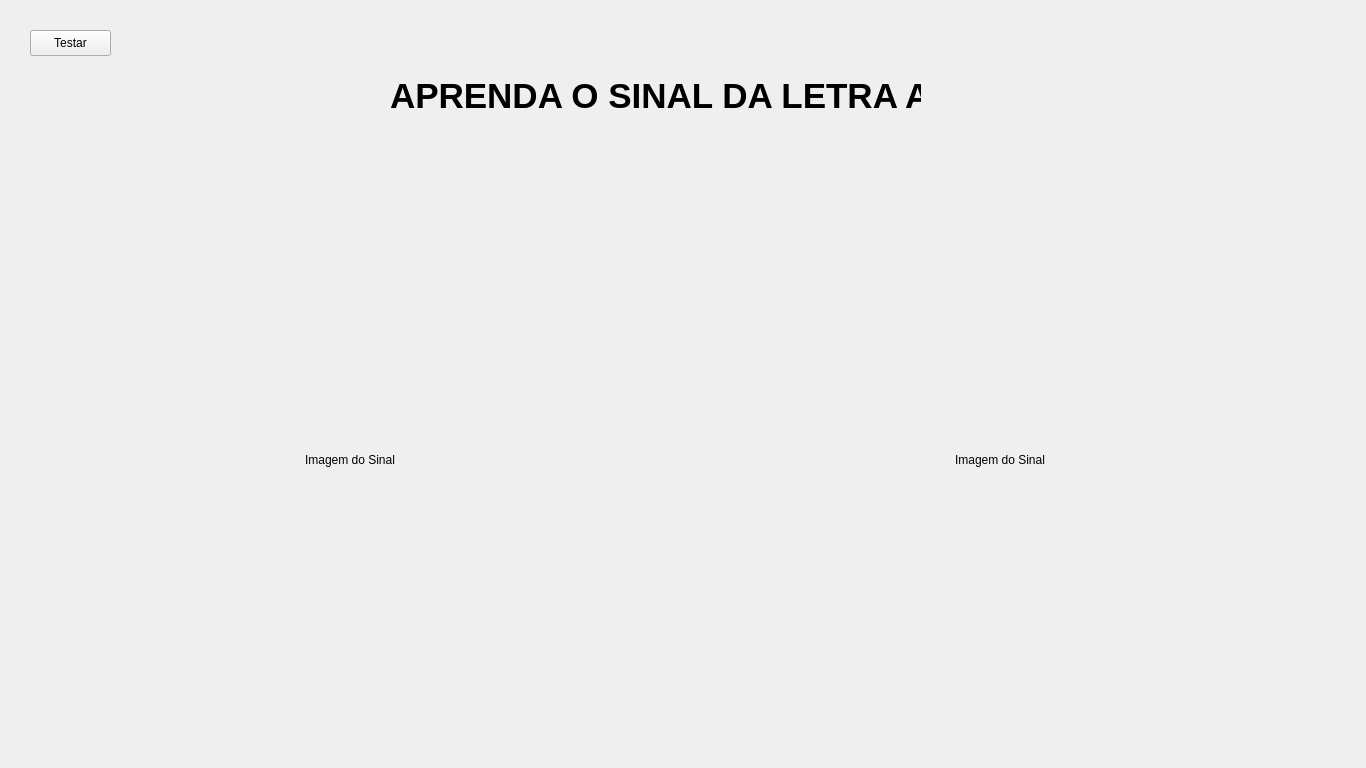
Qt form untitled.ui (alfatronictec/alfalibras) before a commit.
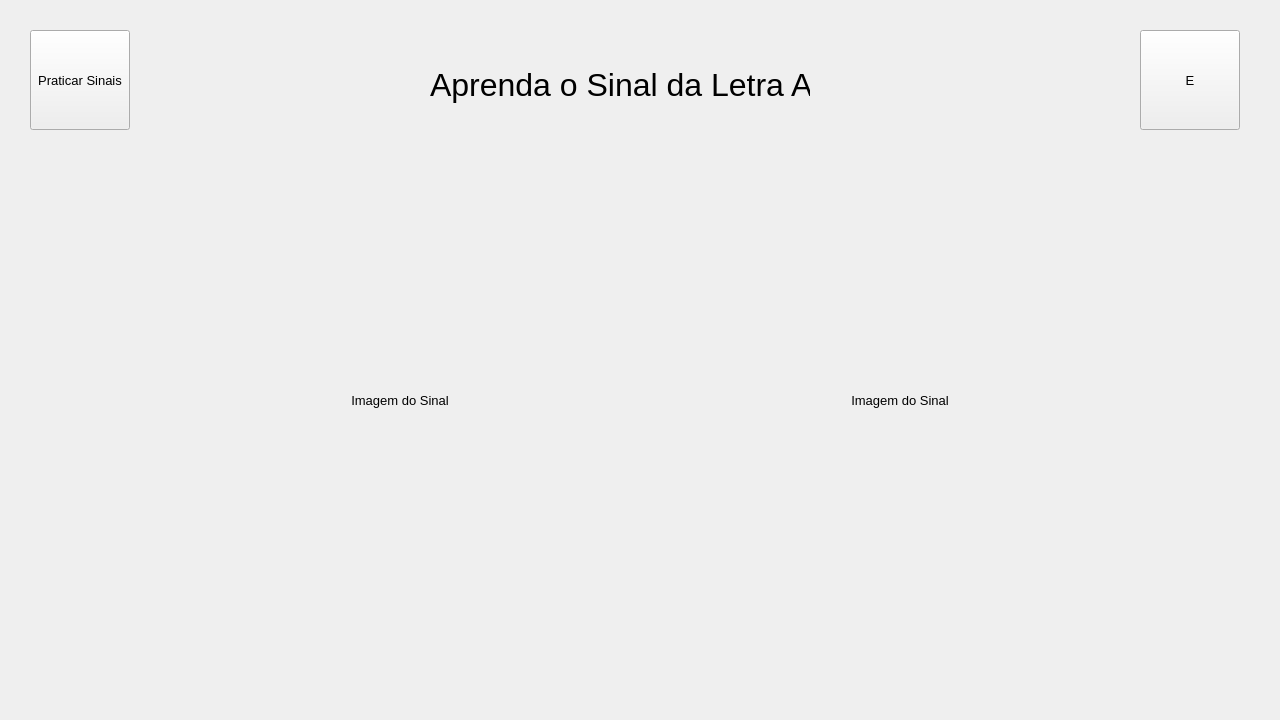
The same form after that commit. The open tabs and pages were chosen to show the change.

The edit to the form file:
```diff
--- a/untitled.ui
+++ b/untitled.ui
@@ -6,10 +6,22 @@
    <rect>
     <x>0</x>
     <y>0</y>
-    <width>1366</width>
-    <height>768</height>
+    <width>1280</width>
+    <height>720</height>
    </rect>
   </property>
+  <property name="maximumSize">
+   <size>
+    <width>1280</width>
+    <height>720</height>
+   </size>
+  </property>
+  <property name="baseSize">
+   <size>
+    <width>1280</width>
+    <height>720</height>
+   </size>
+  </property>
   <property name="windowTitle">
    <string>Alfalibras</string>
   </property>
@@ -99,45 +111,50 @@
    </widget>
   </widget>
   <widget class="QWidget" name="page_2">
+   <property name="font">
+    <font>
+     <pointsize>10</pointsize>
+    </font>
+   </property>
    <widget class="QPushButton" name="pushButton_Testar">
     <property name="geometry">
      <rect>
       <x>30</x>
       <y>30</y>
-      <width>81</width>
-      <height>26</height>
+      <width>100</width>
+      <height>100</height>
      </rect>
     </property>
     <property name="text">
-     <string>Testar</string>
+     <string>Praticar Sinais</string>
     </property>
    </widget>
    <widget class="QLabel" name="label">
     <property name="geometry">
      <rect>
-      <x>390</x>
-      <y>70</y>
-      <width>531</width>
-      <height>51</height>
+      <x>430</x>
+      <y>60</y>
+      <width>380</width>
+      <height>50</height>
      </rect>
     </property>
     <property name="font">
      <font>
-      <pointsize>26</pointsize>
-      <bold>true</bold>
+      <pointsize>24</pointsize>
+      <bold>false</bold>
      </font>
     </property>
     <property name="text">
-     <string>APRENDA O SINAL DA LETRA A</string>
+     <string>Aprenda o Sinal da Letra A</string>
     </property>
    </widget>
    <widget class="QLabel" name="label_signal_2">
     <property name="geometry">
      <rect>
-      <x>700</x>
-      <y>160</y>
-      <width>600</width>
-      <height>600</height>
+      <x>650</x>
+      <y>150</y>
+      <width>500</width>
+      <height>500</height>
      </rect>
     </property>
     <property name="text">
@@ -150,10 +167,10 @@
    <widget class="QLabel" name="label_signal_3">
     <property name="geometry">
      <rect>
-      <x>50</x>
-      <y>160</y>
-      <width>600</width>
-      <height>600</height>
+      <x>150</x>
+      <y>150</y>
+      <width>500</width>
+      <height>500</height>
      </rect>
     </property>
     <property name="text">
@@ -163,6 +180,19 @@
      <set>Qt::AlignmentFlag::AlignCenter</set>
     </property>
    </widget>
+   <widget class="QPushButton" name="pushButton_Aprender_E">
+    <property name="geometry">
+     <rect>
+      <x>1140</x>
+      <y>30</y>
+      <width>100</width>
+      <height>100</height>
+     </rect>
+    </property>
+    <property name="text">
+     <string>E</string>
+    </property>
+   </widget>
   </widget>
  </widget>
  <resources/>
```
Left out of the diff: 51 changed lines with no effect on the pictures.
